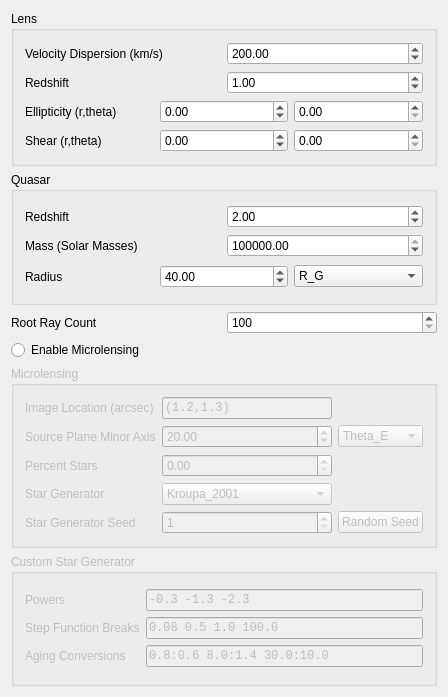
This is mirage/views/qml/parametersview.ui in JordanKoeller/Mirage as Qt 5 draws it before an edit. The edited form follows.
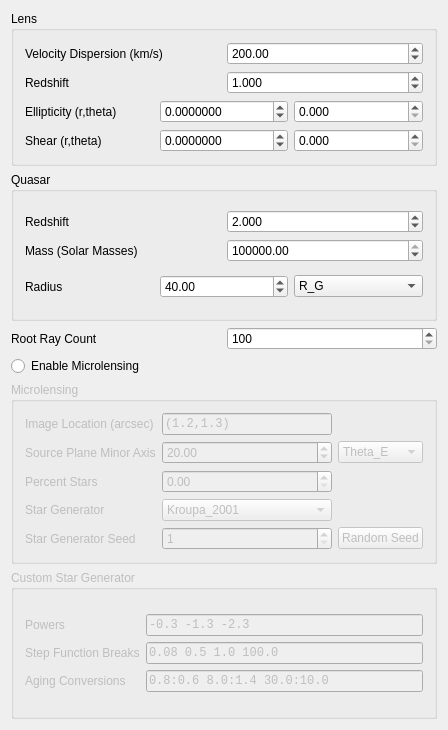
This is the edited form.

Diff of the .ui file:
```diff
--- a/mirage/views/qml/parametersview.ui
+++ b/mirage/views/qml/parametersview.ui
@@ -7,7 +7,7 @@
     <x>0</x>
     <y>0</y>
     <width>448</width>
-    <height>697</height>
+    <height>730</height>
    </rect>
   </property>
   <property name="windowTitle">
@@ -51,6 +51,9 @@
         </item>
         <item row="1" column="1">
          <widget class="QDoubleSpinBox" name="lRedshiftInput">
+          <property name="decimals">
+           <number>3</number>
+          </property>
           <property name="maximum">
            <double>10.000000000000000</double>
           </property>
@@ -75,6 +78,9 @@
         </item>
         <item row="0" column="1">
          <widget class="QDoubleSpinBox" name="ellipRInput">
+          <property name="decimals">
+           <number>7</number>
+          </property>
           <property name="minimum">
            <double>-100.000000000000000</double>
           </property>
@@ -98,6 +104,9 @@
           <property name="whatsThis">
            <string>Angle in Degrees.</string>
           </property>
+          <property name="decimals">
+           <number>3</number>
+          </property>
           <property name="maximum">
            <double>359.000000000000000</double>
           </property>
@@ -105,6 +114,9 @@
         </item>
         <item row="1" column="1">
          <widget class="QDoubleSpinBox" name="shearRInput">
+          <property name="decimals">
+           <number>7</number>
+          </property>
           <property name="minimum">
            <double>-100.000000000000000</double>
           </property>
@@ -121,6 +133,9 @@
           <property name="whatsThis">
            <string>Angle in Degrees.</string>
           </property>
+          <property name="decimals">
+           <number>3</number>
+          </property>
           <property name="maximum">
            <double>359.000000000000000</double>
           </property>
@@ -148,6 +163,9 @@
         </item>
         <item row="0" column="1">
          <widget class="QDoubleSpinBox" name="qRedshiftInput">
+          <property name="decimals">
+           <number>3</number>
+          </property>
           <property name="maximum">
            <double>10.000000000000000</double>
           </property>
```
